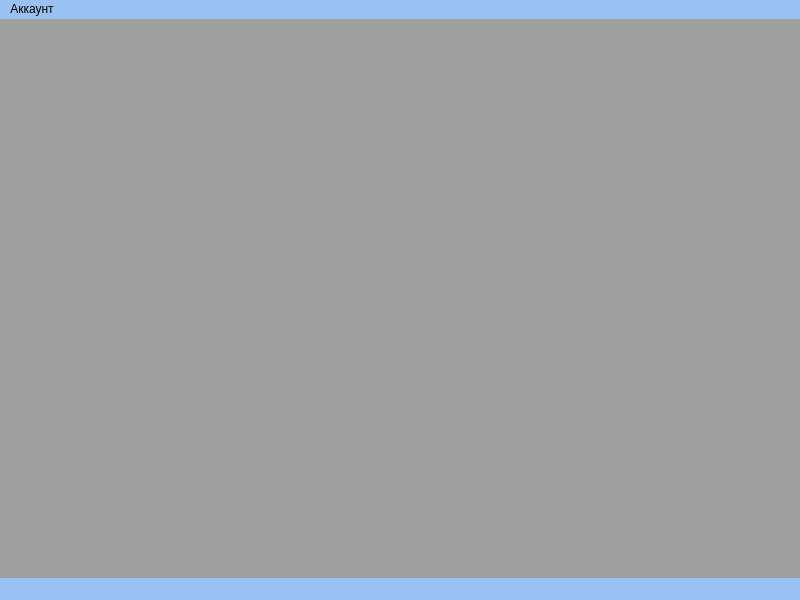
This is Client/Form/main_window_form.ui in Twelve-cloud/SlServicesApp as Qt 5 draws it before an edit. The edited form follows.
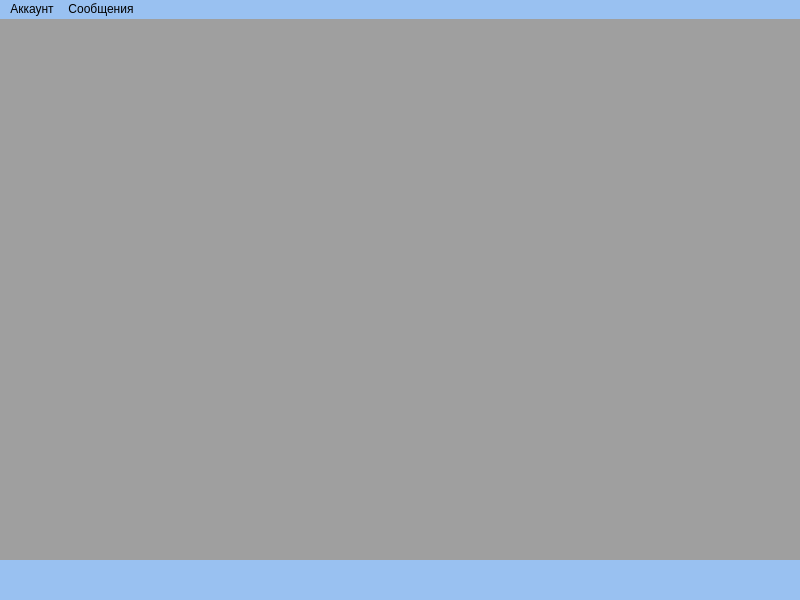
This is the edited form.

```diff
--- a/Client/Form/main_window_form.ui
+++ b/Client/Form/main_window_form.ui
@@ -29,9 +29,15 @@
       <x>0</x>
       <y>0</y>
       <width>801</width>
-      <height>561</height>
+      <height>541</height>
      </rect>
     </property>
+    <property name="maximumSize">
+     <size>
+      <width>16777215</width>
+      <height>16777215</height>
+     </size>
+    </property>
    </widget>
   </widget>
   <widget class="QMenuBar" name="menubar">
@@ -51,7 +57,17 @@
     <addaction name="messages"/>
     <addaction name="quitAccount"/>
    </widget>
+   <widget class="QMenu" name="menu">
+    <property name="title">
+     <string>Сообщения</string>
+    </property>
+    <addaction name="action"/>
+    <addaction name="action_2"/>
+    <addaction name="action_3"/>
+    <addaction name="action_4"/>
+   </widget>
    <addaction name="menuAccount"/>
+   <addaction name="menu"/>
   </widget>
   <widget class="QStatusBar" name="statusbar"/>
   <action name="get_consultation">
```
Left out of the diff: 21 changed lines with no effect on the pictures.
